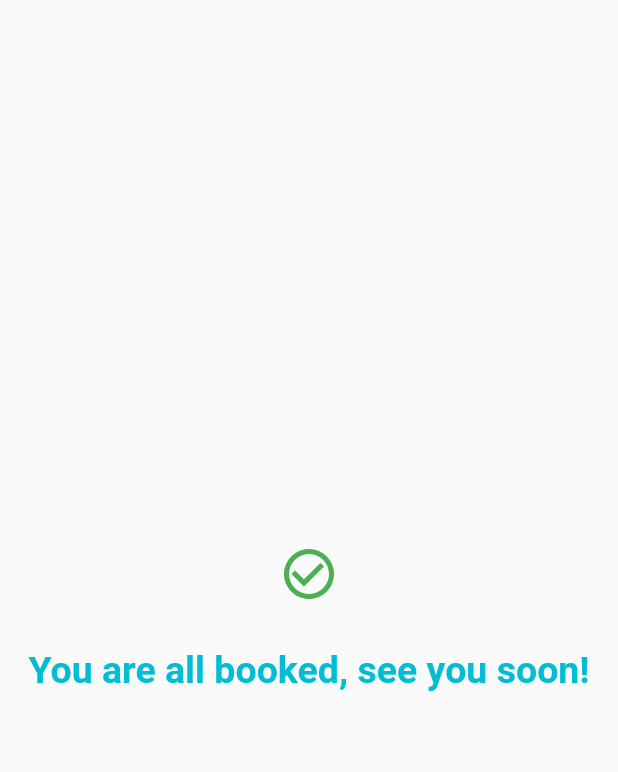
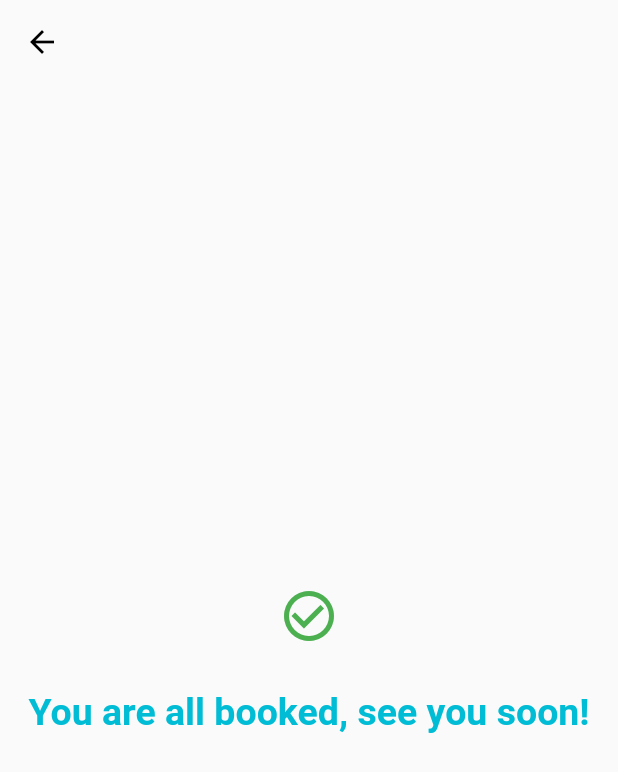
Before and after one commit to Amjadyabroudi128/bookMe, a Flutter app: the allBooked screen opened directly, on a phone screen of 412 x 824 dp. Shown: the top 772 px of the screen. Run offline on Flutter 3.47's test engine with Material 2 defaults, Android fonts, the phone set to English and light mode, and no system bars; our stand-ins replace animated_text_kit, cloud_firestore, firebase_auth, firebase_core, table_calendar; accounts and stored records are empty.

Commit message:
added a go back button

```diff
--- a/lib/Screens/allBooked.dart
+++ b/lib/Screens/allBooked.dart
@@ -1,3 +1,7 @@
+
+import 'dart:developer';
+
+import 'package:bookme/Screens/HomePage.dart';
 import 'package:flutter/cupertino.dart';
 import 'package:flutter/material.dart';
 
@@ -7,6 +11,17 @@ class allBooked extends StatelessWidget {
   @override
   Widget build(BuildContext context) {
     return Scaffold(
+      appBar: AppBar(
+        backgroundColor: Colors.transparent,
+        elevation: 0.0,
+        leading: IconButton(
+          icon: Icon(Icons.arrow_back, color: Colors.black),
+          onPressed: () {
+            Navigator.of(context).push(
+                MaterialPageRoute(builder: (context) =>  HomePage()));
+          }
+        ),
+      ),
       body: Center(
         child: Column(
           mainAxisAlignment: MainAxisAlignment.center,
```
